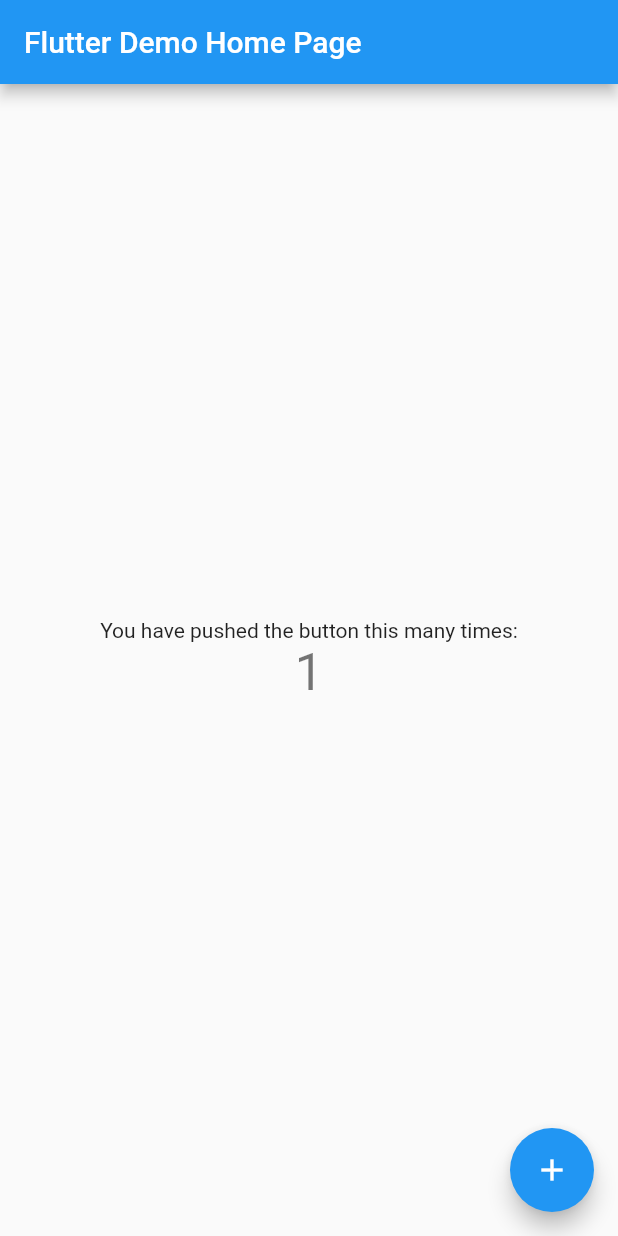
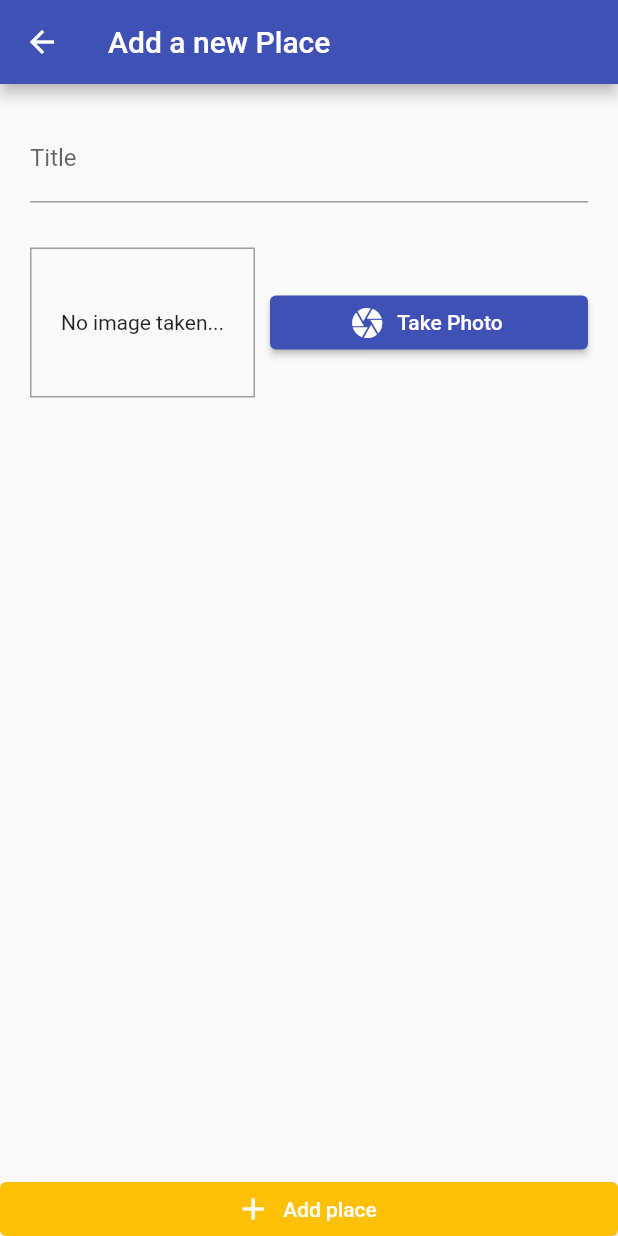
Before and after one commit to leeenaebner/flutter_places_app, a Flutter app: the screen it shows after launch, after a tap on the "add" icon, on a phone screen of 412 x 824 dp. Run offline on Flutter 3.47's test engine with Material 2 defaults, Android fonts, the phone set to English and light mode, and no system bars; our stand-ins replace image_picker.

Commit message:
add image picking funcitonality

```diff
--- a/lib/main.dart
+++ b/lib/main.dart
@@ -1,113 +1,29 @@
 import 'package:flutter/material.dart';
+import 'package:places_app/screens/add_place_screen.dart';
+import 'package:places_app/screens/places_screen.dart';
+import './providers/great_places.dart';
+import 'package:provider/provider.dart';
 
 void main() {
   runApp(MyApp());
 }
 
 class MyApp extends StatelessWidget {
-  // This widget is the root of your application.
   @override
   Widget build(BuildContext context) {
-    return MaterialApp(
-      title: 'Flutter Demo',
-      theme: ThemeData(
-        // This is the theme of your application.
-        //
-        // Try running your application with "flutter run". You'll see the
-        // application has a blue toolbar. Then, without quitting the app, try
-        // changing the primarySwatch below to Colors.green and then invoke
-        // "hot reload" (press "r" in the console where you ran "flutter run",
-        // or simply save your changes to "hot reload" in a Flutter IDE).
-        // Notice that the counter didn't reset back to zero; the application
-        // is not restarted.
-        primarySwatch: Colors.blue,
+    return ChangeNotifierProvider.value(
+      value: GreatPlaces(),
+      child: MaterialApp(
+        title: 'Flutter Demo',
+        theme: ThemeData(
+          primarySwatch: Colors.indigo,
+          accentColor: Colors.amber,
+        ),
+        home: PlacesScreen(),
+        routes: {
+          AddPlaceScreen.routeName: (ctx) => AddPlaceScreen(),
+        },
       ),
-      home: MyHomePage(title: 'Flutter Demo Home Page'),
     );
   }
 }
-
-class MyHomePage extends StatefulWidget {
-  MyHomePage({Key? key, required this.title}) : super(key: key);
-
-  // This widget is the home page of your application. It is stateful, meaning
-  // that it has a State object (defined below) that contains fields that affect
-  // how it looks.
-
-  // This class is the configuration for the state. It holds the values (in this
-  // case the title) provided by the parent (in this case the App widget) and
-  // used by the build method of the State. Fields in a Widget subclass are
-  // always marked "final".
-
-  final String title;
-
-  @override
-  _MyHomePageState createState() => _MyHomePageState();
-}
-
-class _MyHomePageState extends State<MyHomePage> {
-  int _counter = 0;
-
-  void _incrementCounter() {
-    setState(() {
-      // This call to setState tells the Flutter framework that something has
-      // changed in this State, which causes it to rerun the build method below
-      // so that the display can reflect the updated values. If we changed
-      // _counter without calling setState(), then the build method would not be
-      // called again, and so nothing would appear to happen.
-      _counter++;
-    });
-  }
-
-  @override
-  Widget build(BuildContext context) {
-    // This method is rerun every time setState is called, for instance as done
-    // by the _incrementCounter method above.
-    //
-    // The Flutter framework has been optimized to make rerunning build methods
-    // fast, so that you can just rebuild anything that needs updating rather
-    // than having to individually change instances of widgets.
-    return Scaffold(
-      appBar: AppBar(
-        // Here we take the value from the MyHomePage object that was created by
-        // the App.build method, and use it to set our appbar title.
-        title: Text(widget.title),
-      ),
-      body: Center(
-        // Center is a layout widget. It takes a single child and positions it
-        // in the middle of the parent.
-        child: Column(
-          // Column is also a layout widget. It takes a list of children and
-          // arranges them vertically. By default, it sizes itself to fit its
-          // children horizontally, and tries to be as tall as its parent.
-          //
-          // Invoke "debug painting" (press "p" in the console, choose the
-          // "Toggle Debug Paint" action from the Flutter Inspector in Android
-          // Studio, or the "Toggle Debug Paint" command in Visual Studio Code)
-          // to see the wireframe for each widget.
-          //
-          // Column has various properties to control how it sizes itself and
-          // how it positions its children. Here we use mainAxisAlignment to
-          // center the children vertically; the main axis here is the vertical
-          // axis because Columns are vertical (the cross axis would be
-          // horizontal).
-          mainAxisAlignment: MainAxisAlignment.center,
-          children: <Widget>[
-            Text(
-              'You have pushed the button this many times:',
-            ),
-            Text(
-              '$_counter',
-              style: Theme.of(context).textTheme.headline4,
-            ),
-          ],
-        ),
-      ),
-      floatingActionButton: FloatingActionButton(
-        onPressed: _incrementCounter,
-        tooltip: 'Increment',
-        child: Icon(Icons.add),
-      ), // This trailing comma makes auto-formatting nicer for build methods.
-    );
-  }
-}
--- /dev/null
+++ b/lib/models/place.dart
@@ -0,0 +1,28 @@
+import 'package:flutter/material.dart';
+import 'dart:io';
+
+class PlaceLocation {
+  final double latitude;
+  final double longitude;
+  final String? address;
+
+  PlaceLocation({
+    required this.latitude,
+    required this.longitude,
+    this.address,
+  });
+}
+
+class Place {
+  final String id;
+  final String title;
+  final PlaceLocation? location;
+  final File image;
+
+  Place({
+    required this.id,
+    required this.title,
+    required this.location,
+    required this.image,
+  });
+}
--- /dev/null
+++ b/lib/providers/great_places.dart
@@ -0,0 +1,22 @@
+import 'package:flutter/material.dart';
+import '../models/place.dart';
+import 'dart:io';
+
+class GreatPlaces with ChangeNotifier {
+  List<Place> _items = [];
+
+  List<Place> get items {
+    return [..._items];
+  }
+
+  void addPlace(String title, File image) {
+    final newPlace = Place(
+      id: DateTime.now().toIso8601String(),
+      image: image,
+      title: title,
+      location: null,
+    );
+    _items.add(newPlace);
+    notifyListeners();
+  }
+}
--- /dev/null
+++ b/lib/screens/add_place_screen.dart
@@ -0,0 +1,74 @@
+import 'package:flutter/material.dart';
+import 'package:places_app/providers/great_places.dart';
+import 'package:provider/provider.dart';
+import '../widgets/image_input.dart';
+import 'dart:io';
+
+class AddPlaceScreen extends StatefulWidget {
+  static const routeName = "/add-place";
+  @override
+  _AddPlaceScreenState createState() => _AddPlaceScreenState();
+}
+
+class _AddPlaceScreenState extends State<AddPlaceScreen> {
+  final _titleController = TextEditingController();
+  File? _pickedImage;
+
+  void _selectImage(File? pickedImage) {
+    print(pickedImage);
+    _pickedImage = pickedImage;
+  }
+
+  void _savePlace() {
+    if (_titleController.text.isEmpty || _pickedImage == null) {
+      return;
+    }
+
+    Provider.of<GreatPlaces>(context, listen: false)
+        .addPlace(_titleController.text, _pickedImage!);
+
+    Navigator.of(context).pop();
+  }
+
+  @override
+  Widget build(BuildContext context) {
+    return Scaffold(
+        appBar: AppBar(
+          title: Text("Add a new Place"),
+        ),
+        body: Column(
+          crossAxisAlignment: CrossAxisAlignment.stretch,
+          children: [
+            Expanded(
+              child: SingleChildScrollView(
+                child: Padding(
+                  padding: EdgeInsets.all(20),
+                  child: Column(
+                    children: [
+                      TextField(
+                        decoration: InputDecoration(labelText: "Title"),
+                        controller: _titleController,
+                      ),
+                      SizedBox(
+                        height: 30,
+                      ),
+                      ImageInput(_selectImage),
+                    ],
+                  ),
+                ),
+              ),
+            ),
+            ElevatedButton.icon(
+              style: ElevatedButton.styleFrom(
+                elevation: 0,
+                tapTargetSize: MaterialTapTargetSize.shrinkWrap,
+                primary: Theme.of(context).accentColor,
+              ),
+              onPressed: _savePlace,
+              icon: Icon(Icons.add),
+              label: Text("Add place"),
+            ),
+          ],
+        ));
+  }
+}
--- /dev/null
+++ b/lib/screens/places_screen.dart
@@ -0,0 +1,55 @@
+import 'package:flutter/material.dart';
+import '../providers/great_places.dart';
+import './add_place_screen.dart';
+import 'package:provider/provider.dart';
+
+class PlacesScreen extends StatelessWidget {
+  @override
+  Widget build(BuildContext context) {
+    return Scaffold(
+      appBar: AppBar(
+        title: Text("Places"),
+        actions: [
+          IconButton(
+            onPressed: () {
+              Navigator.of(context).pushNamed(AddPlaceScreen.routeName);
+            },
+            icon: Icon(Icons.add),
+          ),
+        ],
+      ),
+      body: Consumer<GreatPlaces>(
+        child: Center(
+          child: Column(
+            mainAxisAlignment: MainAxisAlignment.center,
+            children: [
+              Text("Got not places yet, start adding one."),
+              SizedBox(
+                height: 20,
+              ),
+              ElevatedButton.icon(
+                onPressed: () {
+                  Navigator.of(context).pushNamed(AddPlaceScreen.routeName);
+                },
+                icon: Icon(Icons.add),
+                label: Text("Add a new place"),
+              ),
+            ],
+          ),
+        ),
+        builder: (ctx, greatPlaces, ch) => greatPlaces.items.length <= 0
+            ? ch!
+            : ListView.builder(
+                itemBuilder: (ctx, i) => ListTile(
+                  title: Text(greatPlaces.items[i].title),
+                  leading: CircleAvatar(
+                    backgroundImage: FileImage(greatPlaces.items[i].image),
+                  ),
+                  onTap: () {},
+                ),
+                itemCount: greatPlaces.items.length,
+              ),
+      ),
+    );
+  }
+}
--- /dev/null
+++ b/lib/widgets/image_input.dart
@@ -0,0 +1,70 @@
+import 'dart:io';
+import 'package:path/path.dart' as path;
+import 'package:path_provider/path_provider.dart' as syspath;
+import 'package:flutter/material.dart';
+import 'package:image_picker/image_picker.dart';
+
+class ImageInput extends StatefulWidget {
+  Function _selectImage;
+
+  ImageInput(this._selectImage);
+
+  @override
+  _ImageInputState createState() => _ImageInputState();
+}
+
+class _ImageInputState extends State<ImageInput> {
+  var _storedImage;
+
+  Future<void> _takePicture() async {
+    ImagePicker imagePicker = ImagePicker();
+    final imageFile = await imagePicker.pickImage(
+      source: ImageSource.camera,
+      maxWidth: 600,
+    );
+    if (imageFile == null) {
+      return;
+    }
+    setState(() {
+      _storedImage = imageFile;
+    });
+    final appDir = await syspath.getApplicationDocumentsDirectory();
+    final fileName = path.basename(imageFile.path);
+    File savedImage =
+        await File(imageFile.path).copy('${appDir.path}/$fileName');
+    widget._selectImage(savedImage);
+  }
+
+  @override
+  Widget build(BuildContext context) {
+    return Row(
+      children: [
+        Container(
+          width: 150,
+          height: 100,
+          decoration: BoxDecoration(
+            border: Border.all(width: 1, color: Colors.grey),
+          ),
+          alignment: Alignment.center,
+          child: _storedImage != null
+              ? Image.file(
+                  File(_storedImage.path),
+                  fit: BoxFit.cover,
+                  width: double.infinity,
+                )
+              : Text("No image taken..."),
+        ),
+        SizedBox(
+          width: 10,
+        ),
+        Expanded(
+          child: ElevatedButton.icon(
+            onPressed: _takePicture,
+            icon: Icon(Icons.camera),
+            label: Text("Take Photo", textAlign: TextAlign.center),
+          ),
+        )
+      ],
+    );
+  }
+}
--- a/pubspec.yaml
+++ b/pubspec.yaml
@@ -28,6 +28,10 @@ dependencies:
   # The following adds the Cupertino Icons font to your application.
   # Use with the CupertinoIcons class for iOS style icons.
   cupertino_icons: ^1.0.2
+  provider: ^6.0.0
+  image_picker: ^0.8.3+3
+  path_provider: ^2.0.2
+  path: ^1.8.0
 
 dev_dependencies:
   flutter_test:
```
Also changed, not shown: lib/screens/place_details_screen.dart (added), pubspec.lock, 9 other files.
